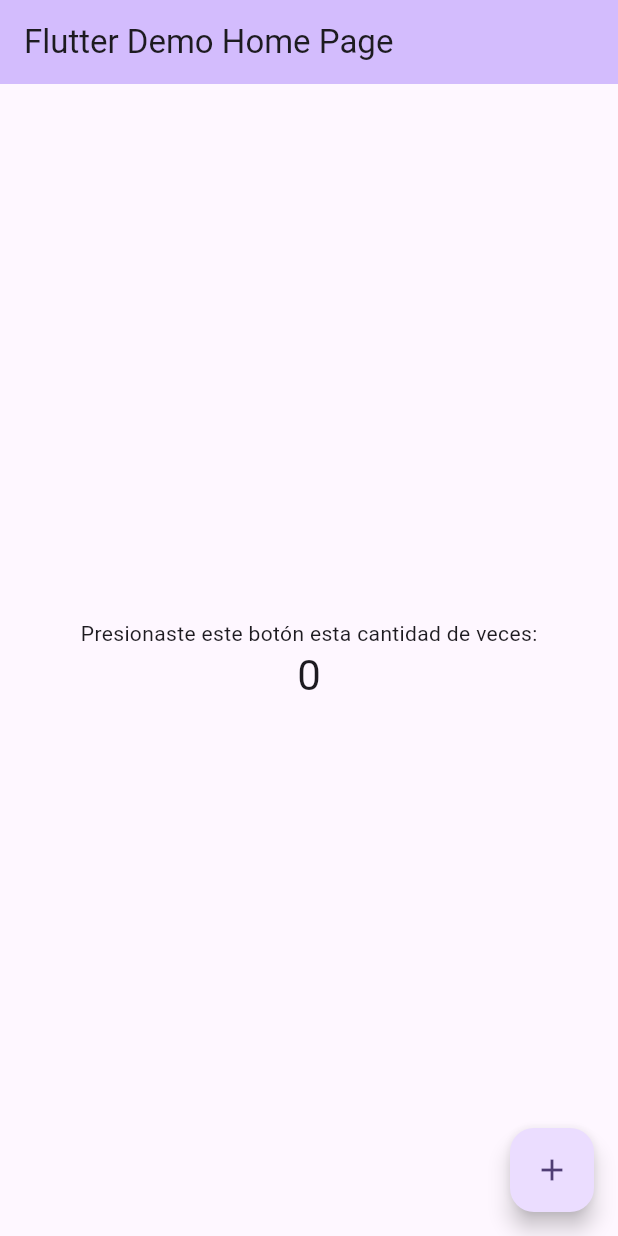
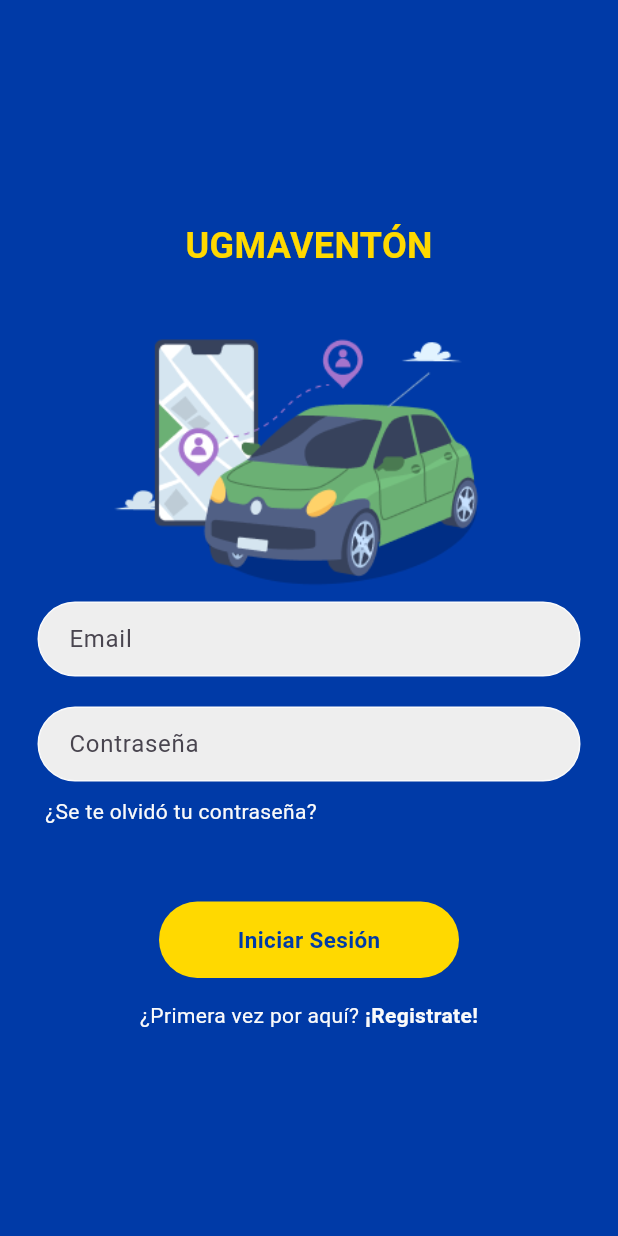
Before and after one commit to JoseL2119/ugmaventon-, a Flutter app: the screen it shows after launch, on a phone screen of 412 x 824 dp. Run offline on Flutter 3.47's test engine with Material 3 defaults, Android fonts, the phone set to English and light mode, and no system bars.

Commit message:
LoginPage
Subí la vista del login

```diff
--- /dev/null
+++ b/lib/login_page.dart
@@ -0,0 +1,138 @@
+import 'package:flutter/material.dart';
+
+class LoginPage extends StatefulWidget {
+  const LoginPage({Key? key}) : super(key: key);
+
+  @override
+  State<LoginPage> createState() => _LoginPageState();
+}
+
+class _LoginPageState extends State<LoginPage> {
+  @override
+  Widget build(BuildContext context) {
+    // ignore: prefer_const_constructors
+    return Scaffold(
+      backgroundColor: Color(0xFF003AA7),
+      body: SafeArea(
+        child: Center(
+          child: Column(
+            mainAxisAlignment: MainAxisAlignment.center,
+            children: [
+            //Titulo  UGMAVENTON
+            SizedBox(height: 10,),
+            Text(
+              'UGMAVENTÓN',
+              style: TextStyle(fontWeight: FontWeight.bold,
+              fontSize: 24, color: Color(0xFFFFD900)),
+              ),
+          SizedBox(height: 20,),
+
+          //Agregar el Logo Aca
+          Image.asset(
+          'assets/logoapp.PNG', // Ruta de la imagen.
+          height: 200, // Para ajustar el logo.
+        ),
+            //email textfield
+            Padding(
+              padding: const EdgeInsets.symmetric(horizontal: 25.0),
+              child: Container(
+                decoration: BoxDecoration(
+                  color: Colors.grey[200],
+                  border: Border.all(color: Color(0xFFFAFAFA)),
+                  borderRadius: BorderRadius.circular(59),
+                ),
+                child: Center(
+                  child: Padding(
+                    padding: const EdgeInsets.only(left: 20.0),
+                    child: TextField(
+                      decoration: InputDecoration(
+                        border: InputBorder.none,
+                        hintText: 'Email',
+                      ),
+                    ),
+                  ),
+                ),
+              ),
+            ),
+            SizedBox(height: 20,),
+            //password
+            Padding(
+              padding: const EdgeInsets.symmetric(horizontal: 25.0),
+              child: Container(
+                decoration: BoxDecoration(
+                  color: Colors.grey[200],
+                  border: Border.all(color: Color(0xFFFAFAFA)),
+                  borderRadius: BorderRadius.circular(59),
+                ),
+                child: Center(
+                  child: Padding(
+                    padding: const EdgeInsets.only(left: 20.0),
+                    child: TextField(
+                      obscureText: true,
+                      decoration: InputDecoration(
+                        border: InputBorder.none,
+                        hintText: 'Contraseña',
+                      ),
+                    ),
+                  ),
+                ),
+              ),
+            ),
+            SizedBox(height: 10,),
+
+            //se te olvidó la contraseña?
+             Padding(
+               padding: const EdgeInsets.symmetric(horizontal: 30.0),
+               child: Row(
+                mainAxisAlignment: MainAxisAlignment.start,
+                children: [
+                  Text('¿Se te olvidó tu contraseña?', style: TextStyle(
+                    color: Color(0xFFFAFAFA),
+                    ),),
+                ],
+                           ),
+             ),
+            //sign in button
+            SizedBox(height: 50,),
+           Padding(
+  padding: const EdgeInsets.symmetric(horizontal: 20.0),
+  child: Container(
+    width: 200, // Set the desired width
+    padding: EdgeInsets.symmetric(horizontal: 25, vertical: 15),
+    decoration: BoxDecoration(
+      color: Color(0xFFFFD900),
+      borderRadius: BorderRadius.circular(30),
+    ),
+    child: Center(
+      child: Text(
+        'Iniciar Sesión',
+        style: TextStyle(
+          color: Color(0xFF003AA7),
+          fontWeight: FontWeight.bold,
+          fontSize: 15,
+          ),
+      ),
+    ),
+  ),
+), SizedBox(height: 15,),
+
+            //Primera vez por aqui? Registrate?
+            Row(
+              mainAxisAlignment: MainAxisAlignment.center,
+              children: [
+                Text('¿Primera vez por aquí?', style: TextStyle(
+                  color: Color(0xFFFAFAFA),
+                  ),),
+                Text(' ¡Registrate!', style: TextStyle(
+                  color: Color(0xFFFAFAFA),
+                  fontWeight: FontWeight.bold),),
+              ],
+            )
+            //not a member? register now
+          ],
+          ),
+        ),
+      ),
+    );
+  }
+}
--- a/lib/main.dart
+++ b/lib/main.dart
@@ -1,4 +1,5 @@
 import 'package:flutter/material.dart';
+import 'login_page.dart';
 
 void main() {
   runApp(const MyApp());
@@ -11,115 +12,8 @@
   @override
   Widget build(BuildContext context) {
     return MaterialApp(
-      title: 'Flutter Demo',
-      theme: ThemeData(
-        // This is the theme of your application.
-        //
-        // TRY THIS: Try running your application with "flutter run". You'll see
-        // the application has a purple toolbar. Then, without quitting the app,
-        // try changing the seedColor in the colorScheme below to Colors.green
-        // and then invoke "hot reload" (save your changes or press the "hot
-        // reload" button in a Flutter-supported IDE, or press "r" if you used
-        // the command line to start the app).
-        //
-        // Notice that the counter didn't reset back to zero; the application
-        // state is not lost during the reload. To reset the state, use hot
-        // restart instead.
-        //
-        // This works for code too, not just values: Most code changes can be
-        // tested with just a hot reload.
-        colorScheme: ColorScheme.fromSeed(seedColor: Colors.deepPurple),
-        useMaterial3: true,
-      ),
-      home: const MyHomePage(title: 'Flutter Demo Home Page'),
+      debugShowCheckedModeBanner: false,
+      home: LoginPage(),
     );
   }
 }
-
-class MyHomePage extends StatefulWidget {
-  const MyHomePage({super.key, required this.title});
-
-  // This widget is the home page of your application. It is stateful, meaning
-  // that it has a State object (defined below) that contains fields that affect
-  // how it looks.
-
-  // This class is the configuration for the state. It holds the values (in this
-  // case the title) provided by the parent (in this case the App widget) and
-  // used by the build method of the State. Fields in a Widget subclass are
-  // always marked "final".
-
-  final String title;
-
-  @override
-  State<MyHomePage> createState() => _MyHomePageState();
-}
-
-class _MyHomePageState extends State<MyHomePage> {
-  int _counter = 0;
-
-  void _incrementCounter() {
-    setState(() {
-      // This call to setState tells the Flutter framework that something has
-      // changed in this State, which causes it to rerun the build method below
-      // so that the display can reflect the updated values. If we changed
-      // _counter without calling setState(), then the build method would not be
-      // called again, and so nothing would appear to happen.
-      _counter++;
-    });
-  }
-
-  @override
-  Widget build(BuildContext context) {
-    // This method is rerun every time setState is called, for instance as done
-    // by the _incrementCounter method above.
-    //
-    // The Flutter framework has been optimized to make rerunning build methods
-    // fast, so that you can just rebuild anything that needs updating rather
-    // than having to individually change instances of widgets.
-    return Scaffold(
-      appBar: AppBar(
-        // TRY THIS: Try changing the color here to a specific color (to
-        // Colors.amber, perhaps?) and trigger a hot reload to see the AppBar
-        // change color while the other colors stay the same.
-        backgroundColor: Theme.of(context).colorScheme.inversePrimary,
-        // Here we take the value from the MyHomePage object that was created by
-        // the App.build method, and use it to set our appbar title.
-        title: Text(widget.title),
-      ),
-      body: Center(
-        // Center is a layout widget. It takes a single child and positions it
-        // in the middle of the parent.
-        child: Column(
-          // Column is also a layout widget. It takes a list of children and
-          // arranges them vertically. By default, it sizes itself to fit its
-          // children horizontally, and tries to be as tall as its parent.
-          //
-          // Column has various properties to control how it sizes itself and
-          // how it positions its children. Here we use mainAxisAlignment to
-          // center the children vertically; the main axis here is the vertical
-          // axis because Columns are vertical (the cross axis would be
-          // horizontal).
-          //
-          // TRY THIS: Invoke "debug painting" (choose the "Toggle Debug Paint"
-          // action in the IDE, or press "p" in the console), to see the
-          // wireframe for each widget.
-          mainAxisAlignment: MainAxisAlignment.center,
-          children: <Widget>[
-            const Text(
-              'Presionaste este botón esta cantidad de veces:',
-            ),
-            Text(
-              '$_counter',
-              style: Theme.of(context).textTheme.headlineMedium,
-            ),
-          ],
-        ),
-      ),
-      floatingActionButton: FloatingActionButton(
-        onPressed: _incrementCounter,
-        tooltip: 'Increment',
-        child: const Icon(Icons.add),
-      ), // This trailing comma makes auto-formatting nicer for build methods.
-    );
-  }
-}
--- a/pubspec.yaml
+++ b/pubspec.yaml
@@ -59,7 +59,8 @@
   uses-material-design: true
 
   # To add assets to your application, add an assets section, like this:
-  # assets:
+  assets:
+    - assets/logoapp.PNG
   #   - images/a_dot_burr.jpeg
   #   - images/a_dot_ham.jpeg
 
```
Also changed, not shown: assets/logoapp.PNG (added).
